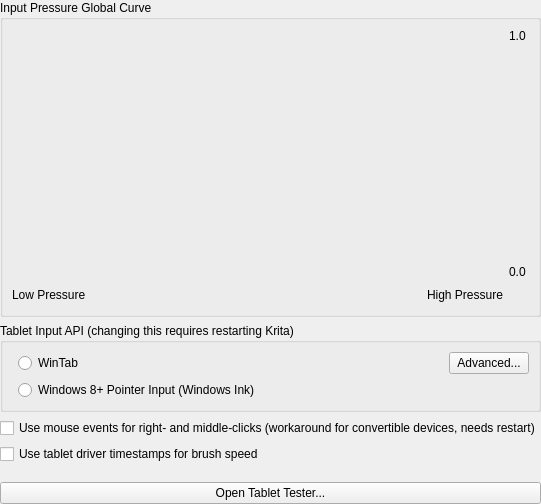
The window that libs/ui/forms/wdgtabletsettings.ui (KDE/krita) describes before a commit, drawn with Qt 5.
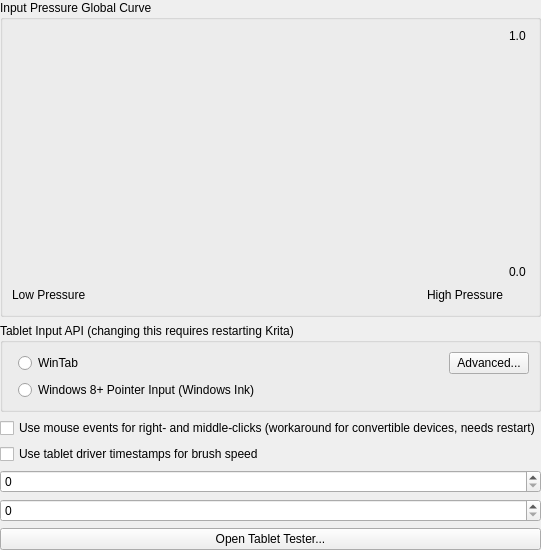
The same window after the commit. Custom widgets are drawn as their Qt base class.

Commit message:
ui: Fix Designer not rendering KisSliderSpinBox as QSpinBox
Part-of: <https://invent.kde.org/graphics/krita/-/merge_requests/1742>

```diff
--- a/libs/ui/forms/wdgtabletsettings.ui
+++ b/libs/ui/forms/wdgtabletsettings.ui
@@ -239,7 +239,7 @@
  <customwidgets>
   <customwidget>
    <class>KisSliderSpinBox</class>
-   <extends>QWidget</extends>
+   <extends>QSpinBox</extends>
    <header location="global">kis_slider_spin_box.h</header>
    <container>1</container>
   </customwidget>
```
The commit also changes 45 other files.
